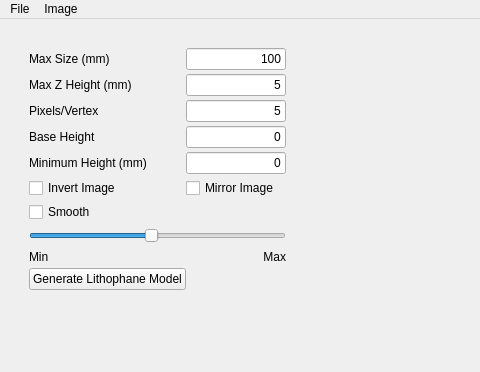
Before: the Qt Designer form litho_gen.ui in gharley/Lithophane, drawn with Qt 5; both pictures show x 0 to 480 and y 0 to 372 of the 1024 by 768 pixel window.
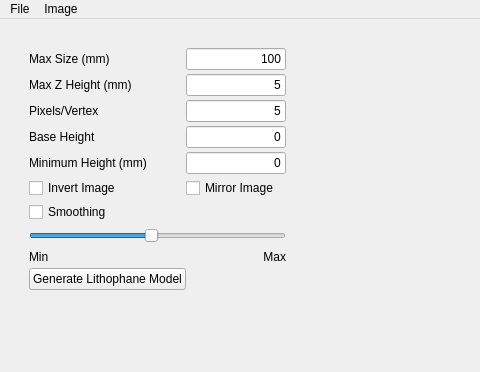
After: the same form once the commit is applied.

Commit message: working on control states

```diff
--- a/litho_gen.ui
+++ b/litho_gen.ui
@@ -304,13 +304,6 @@
             </property>
            </widget>
           </item>
-          <item row="6" column="0">
-           <widget class="QCheckBox" name="chkSmooth">
-            <property name="text">
-             <string>Smooth</string>
-            </property>
-           </widget>
-          </item>
           <item row="7" column="0" colspan="2">
            <widget class="QSlider" name="sldSmooth">
             <property name="minimumSize">
@@ -360,6 +353,13 @@
             </property>
            </widget>
           </item>
+          <item row="6" column="0" colspan="2">
+           <widget class="QCheckBox" name="chkSmooth">
+            <property name="text">
+             <string>Smoothing</string>
+            </property>
+           </widget>
+          </item>
          </layout>
         </item>
         <item>
```
The commit also changes 2 other files.
